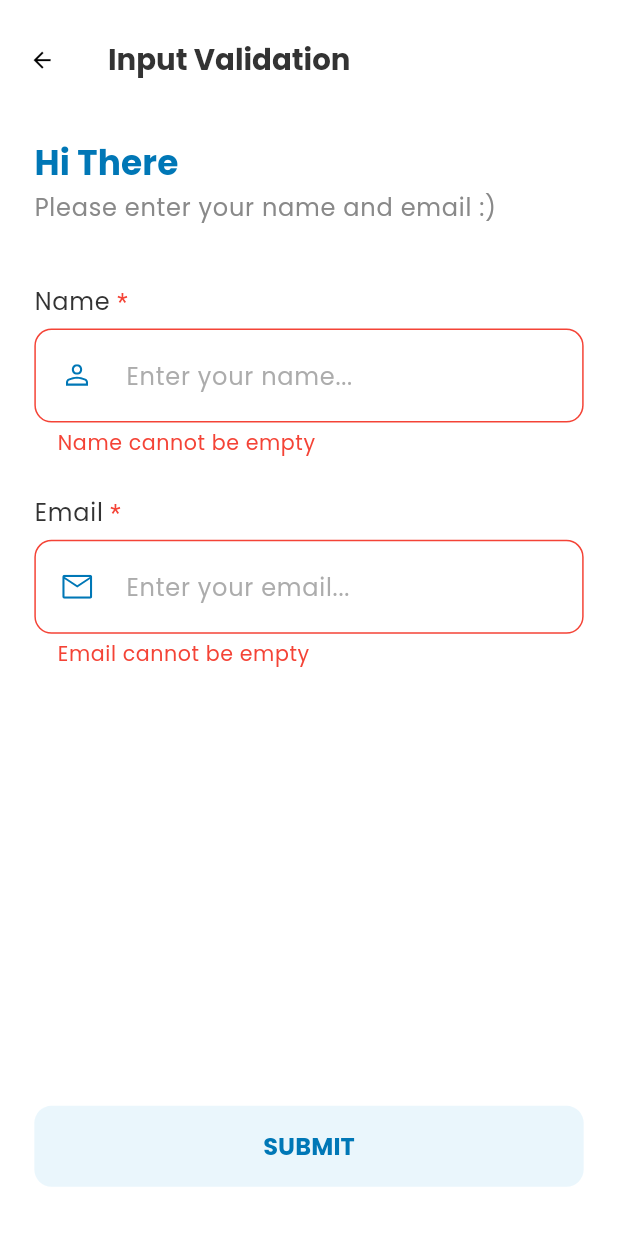
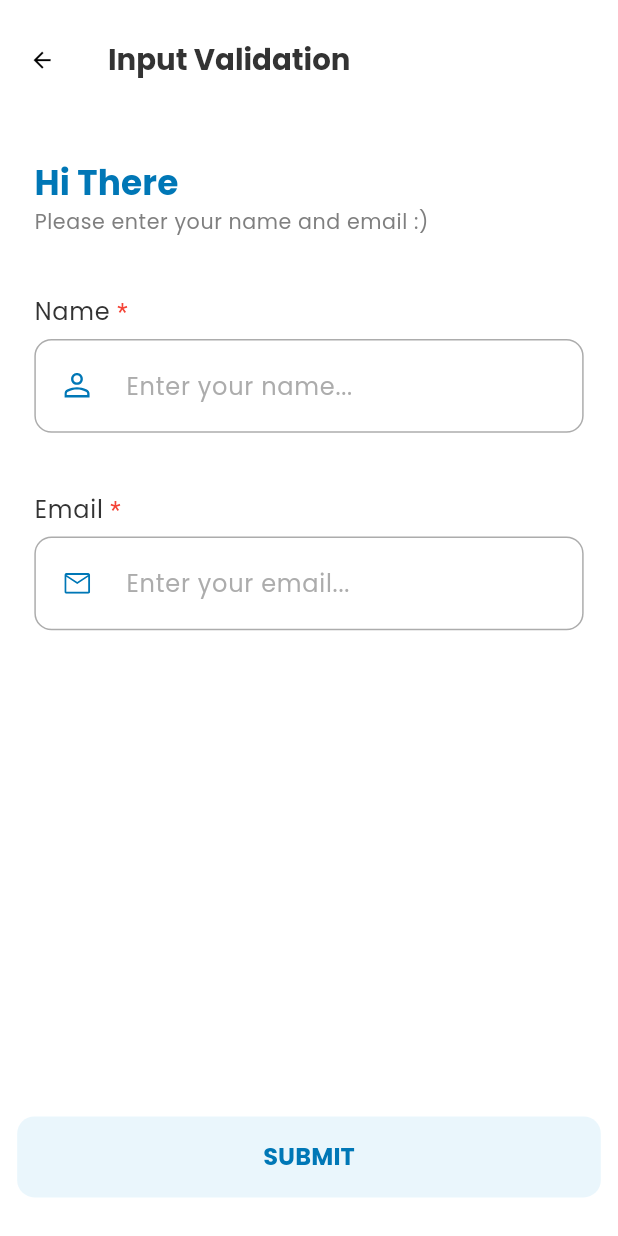
Before and after one commit to septiadi70/tw-lecture-lesson-project, a Flutter app: the InputValidationPage screen opened by its route, after a tap on "SUBMIT", on a phone screen of 412 x 824 dp. Run offline on Flutter 3.47's test engine with Material 3 defaults, Android fonts, the phone set to English and light mode, and no system bars; our stand-ins replace auto_route, bloc, dio, flutter_bloc, flutter_screenutil, flutter_svg and 8 more; generated files the repository leaves out were written again.

Commit message:
FEAT: Add cubit class to validation form page

```diff
--- /dev/null
+++ b/lib/presentation/pages/input_validation_page/input_validation_cubit.dart
@@ -0,0 +1,36 @@
+import 'package:bloc/bloc.dart';
+import 'package:flutter/material.dart';
+import 'package:trinity_lecture_app/presentation/pages/input_validation_page/input_validation_state.dart';
+
+class InputValidationCubit extends Cubit<InputValidationState> {
+  late TextEditingController nameController;
+  late TextEditingController emailController;
+
+  InputValidationCubit() : super(InputValidationState.initial()) {
+    nameController = TextEditingController()
+    ..addListener(() {
+      inputName(nameController.text);
+    });
+
+    emailController = TextEditingController()
+    ..addListener(() {
+      inputEmail(emailController.text);
+    });
+  }
+
+  void inputName(String val) {
+    emit(state.unmodified.copyWith.model(name: val));
+  }
+
+  void inputEmail(String val) {
+    emit(state.unmodified.copyWith.model(email: val));
+  }
+
+  void submit() {
+    if (state.model.failureOption.isNone()) {
+      emit(state.copyWith(changeStates: true));
+    } else {
+      emit(state.unmodified.copyWith(changeStates: state.unmodified.showError, showError: true));
+    }
+  }
+}
--- /dev/null
+++ b/lib/presentation/pages/input_validation_page/input_validation_entity.dart
@@ -0,0 +1,53 @@
+import 'package:fpdart/fpdart.dart';
+import 'package:freezed_annotation/freezed_annotation.dart';
+import 'package:trinity_lecture_app/domain/core/form_failure.dart';
+import 'package:trinity_lecture_app/domain/core/form_validator.dart';
+
+part 'input_validation_entity.freezed.dart';
+
+@freezed
+class InputValidationEntity with _$InputValidationEntity {
+  const InputValidationEntity._();
+
+  const factory InputValidationEntity({
+    required String name,
+    required String email,
+  }) = _InputValidationEntity;
+
+  factory InputValidationEntity.empty() => const InputValidationEntity(
+    name: '',
+    email: ''
+  );
+
+  Option<FormFailure> get failureOption {
+    return FormValidator
+    .emptyValidator(name)
+    .andThen(() => FormValidator.emailValidator(email))
+    .fold((failure) => some(failure), (_) => none(),
+    );
+  }
+
+  String? get nameErrorMsg {
+    return FormValidator
+    .emptyValidator(name)
+    .fold(
+      (failure) => failure.maybeMap(
+        orElse: () => null, empty: (value) => 'Name must not be empty',
+      ),
+      (_) => null
+    );
+  }
+
+  String? get emailErrorMsg {
+    return FormValidator
+    .emailValidator(email)
+    .fold(
+      (failure) => failure.map(
+        empty: (_) => 'Email must not be empty',
+        tooLong: (_) => 'Email is too long',
+        invalidEmailAddress: (_) => 'Invalid email address',
+        costumError: (value) => '',),
+      (data) => null
+    );
+  }
+}
--- a/lib/presentation/pages/input_validation_page/input_validation_page.dart
+++ b/lib/presentation/pages/input_validation_page/input_validation_page.dart
@@ -1,103 +1,89 @@
 import 'package:auto_route/auto_route.dart';
 import 'package:flutter/material.dart';
+import 'package:flutter_bloc/flutter_bloc.dart';
 import 'package:flutter_svg/flutter_svg.dart';
+import 'package:trinity_lecture_app/core/commons/assets_path.dart';
 import 'package:trinity_lecture_app/core/commons/colors_const.dart';
+import 'package:trinity_lecture_app/presentation/pages/input_validation_page/input_validation_cubit.dart';
+import 'package:trinity_lecture_app/presentation/pages/input_validation_page/input_validation_state.dart';
 import 'package:trinity_lecture_app/presentation/widgets/atoms/text_theme_extension.dart';
 import 'package:trinity_lecture_app/presentation/widgets/organisms/text_form_field.dart';
 import 'package:trinity_lecture_app/presentation/widgets/organisms/ui_helper.dart';
 
 @RoutePage()
-class InputValidationPage extends StatefulWidget {
+class InputValidationPage extends StatelessWidget {
   const InputValidationPage({super.key});
 
   @override
-  State<InputValidationPage> createState() => _InputValidationPageState();
-}
-
-class _InputValidationPageState extends State<InputValidationPage> {
-  final _nameTextController = TextEditingController();
-  final _emailTextController = TextEditingController();
-  final _formKey = GlobalKey<FormState>();
-
-  @override
-  void dispose() {
-    _nameTextController.dispose();
-    _emailTextController.dispose();
-    super.dispose();
-  }
-
-  @override
   Widget build(BuildContext context) {
+    return BlocProvider(
+      create: (context) => InputValidationCubit(),
+      child: Builder(
+        builder: (context) {
           return Scaffold(
             appBar: AppBar(
               title: const Text('Input Validation'),
             ),
             resizeToAvoidBottomInset: false,
-      body: Form(
-        key: _formKey,
-        child: Padding(
-          padding: UIHelper.padding(vertical: 10, horizontal: 20,),
-          child: Stack(
-            children: [
-              Column(
+            bottomNavigationBar: Container(
+              margin: UIHelper.padding(horizontal: 10, vertical: 20),
+              child: ElevatedButton(
+                onPressed: () {
+                  context.read<InputValidationCubit>().submit();
+                },
+                child: const Text('SUBMIT',),
+              ),
+            ),
+            body: BlocBuilder<InputValidationCubit, InputValidationState>(
+              builder: (context, state) {
+                return SingleChildScrollView(
+                  padding: UIHelper.padding(horizontal: 20, vertical: 20),
+                  child: Column(
                     mainAxisAlignment: MainAxisAlignment.start,
                     crossAxisAlignment: CrossAxisAlignment.stretch,
                     children: [
                       Text(
-                    'Hi There',
+                        state.title,
                         style: context.textTheme.titleSmall?.copyWith(
                           fontWeight: FontWeight.bold,
                           color: ColorConstant.primary,
                         ),
                       ),
                       Text(
-                    'Please enter your name and email :)',
-                    style: context.textTheme.bodyLarge?.copyWith(
-                      color: ColorConstant.grey,
+                        state.description,
+                        style: context.textTheme.bodySmall?.copyWith(
+                          color: ColorConstant.darkGrey,
                         ),
                       ),
                       UIHelper.verticalSpace(30,),
                       TextFormFieldCustom(
                         hintText: 'Enter your name...',
-                    preffixIcon: SvgPicture.asset('assets/svgs/user_icon.svg'),
+                        preffixIcon: SvgPicture.asset(
+                          AssetsPath.userIcon,
+                          width: UIHelper.setSp(15),
+                        ),
                         title: 'Name',
-                    controller: _nameTextController,
-                    validator: (text) {
-                      if (text == null || text.isEmpty) return 'Name cannot be empty';
-                      return null;
-                    },
+                        controller: context.read<InputValidationCubit>().nameController,
+                        validator: (_) => state.showNameError,
                       ),
-                  UIHelper.verticalSpace(20,),
+                      UIHelper.verticalSpace(30,),
                       TextFormFieldCustom(
                         hintText: 'Enter your email...',
-                    preffixIcon: SvgPicture.asset('assets/svgs/email_icon.svg'),
+                        preffixIcon: SvgPicture.asset(
+                          AssetsPath.emailIcon,
+                          width: UIHelper.setSp(15),
+                        ),
                         title: 'Email',
-                    controller: _emailTextController,
-                    validator: (text) {
-                      if (text == null || text.isEmpty) return 'Email cannot be empty';
-                      return null;
-                    },
+                        controller: context.read<InputValidationCubit>().emailController,
+                        validator: (_) => state.showEmailError,
                       ),
                     ],
                   ),
-              Positioned(
-                bottom: 20,
-                left: 0,
-                right: 0,
-                child: ElevatedButton(
-                  onPressed: () {
-                    if (_formKey.currentState!.validate()) {
-                      ScaffoldMessenger.of(context).showSnackBar(
-                        const SnackBar(content: Text('Processing Data')),
                 );
-                    }
               },
-                  child: const Text('SUBMIT',),
             ),
-              ),
-            ],
-          ),
-        ),
+          );
+        },
       ),
     );
   }
--- /dev/null
+++ b/lib/presentation/pages/input_validation_page/input_validation_state.dart
@@ -0,0 +1,36 @@
+import 'package:freezed_annotation/freezed_annotation.dart';
+import 'package:trinity_lecture_app/presentation/pages/input_validation_page/input_validation_entity.dart';
+
+part 'input_validation_state.freezed.dart';
+
+@freezed
+class InputValidationState with _$InputValidationState {
+  const InputValidationState._();
+
+  const factory InputValidationState({
+    required InputValidationEntity model,
+    required bool showError,
+    required bool changeStates,
+  }) = _InputValidationState;
+
+  factory InputValidationState.initial() => InputValidationState(
+    model: InputValidationEntity.empty(),
+    showError: false,
+    changeStates: false
+  );
+
+  InputValidationState get unmodified => copyWith(changeStates: false, showError: false);
+
+  String? get showNameError => showError ? model.nameErrorMsg : null;
+  String? get showEmailError => showError ? model.emailErrorMsg : null;
+
+  String get title {
+    if (!changeStates) return 'Hi There';
+    return 'Hi ${model.name}';
+  }
+
+  String get description {
+    if (!changeStates) return 'Please enter your name and email :)';
+    return 'Your email was ${model.email}';
+  }
+}
```
Lines whose indentation alone changed are shown as unchanged.
